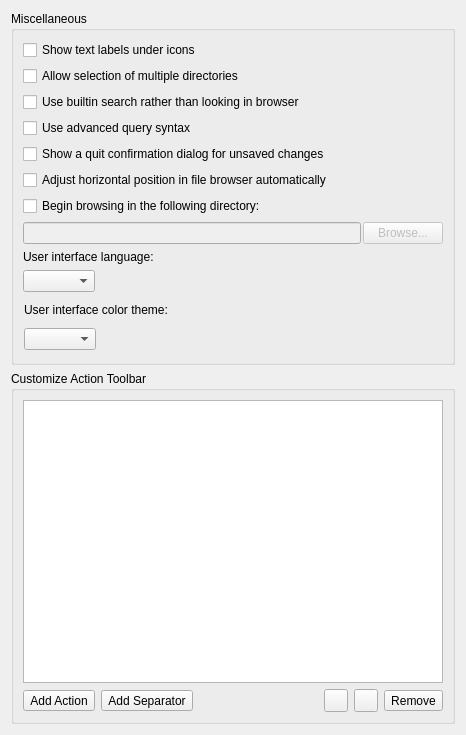
First picture: the form in ui/options_interface.ui, repository metabrainz/picard, before the edit.
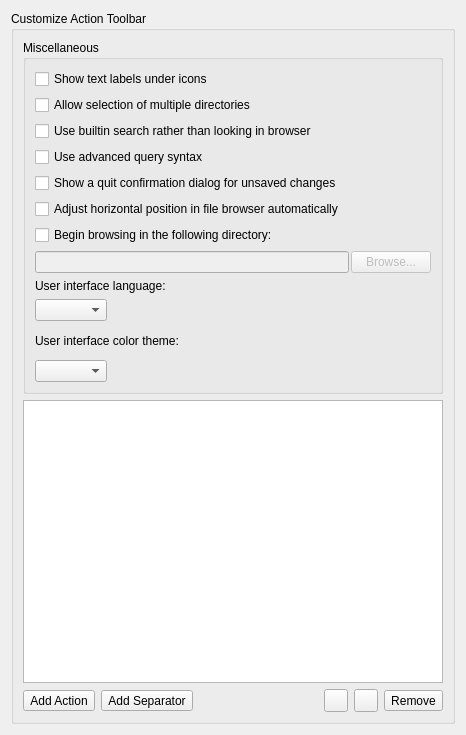
Second picture: the form after the edit. Icons and pictures are not drawn.

Commit message: Fix interface options UI positioning

What changed in the file:
```diff
--- a/ui/options_interface.ui
+++ b/ui/options_interface.ui
@@ -12,6 +12,18 @@
   </property>
   <layout class="QVBoxLayout">
    <item>
+    <widget class="QGroupBox" name="customize_toolbar_box">
+     <property name="sizePolicy">
+      <sizepolicy hsizetype="MinimumExpanding" vsizetype="Preferred">
+       <horstretch>0</horstretch>
+       <verstretch>0</verstretch>
+      </sizepolicy>
+     </property>
+     <property name="title">
+      <string>Customize Action Toolbar</string>
+     </property>
+     <layout class="QVBoxLayout" name="verticalLayout">
+      <item>
     <widget class="QGroupBox" name="groupBox_2">
      <property name="title">
       <string>Miscellaneous</string>
@@ -140,21 +152,18 @@
           <height>30</height>
          </size>
         </property>
-        <widget class="QWidget" name="verticalLayoutWidget">
-         <property name="geometry">
-          <rect>
-           <x>-3</x>
-           <y>0</y>
-           <width>421</width>
-           <height>52</height>
-          </rect>
-         </property>
-         <layout class="QVBoxLayout" name="verticalLayout_3">
-          <property name="spacing">
-           <number>6</number>
-          </property>
+           <layout class="QVBoxLayout" name="verticalLayout_2">
           <property name="leftMargin">
-           <number>4</number>
+             <number>0</number>
+            </property>
+            <property name="topMargin">
+             <number>0</number>
+            </property>
+            <property name="rightMargin">
+             <number>0</number>
+            </property>
+            <property name="bottomMargin">
+             <number>0</number>
           </property>
           <item>
            <widget class="QLabel" name="label_theme">
@@ -185,23 +194,10 @@
           </item>
          </layout>
         </widget>
-       </widget>
       </item>
      </layout>
     </widget>
    </item>
-   <item>
-    <widget class="QGroupBox" name="customize_toolbar_box">
-     <property name="sizePolicy">
-      <sizepolicy hsizetype="MinimumExpanding" vsizetype="Preferred">
-       <horstretch>0</horstretch>
-       <verstretch>0</verstretch>
-      </sizepolicy>
-     </property>
-     <property name="title">
-      <string>Customize Action Toolbar</string>
-     </property>
-     <layout class="QVBoxLayout" name="verticalLayout">
       <item>
        <widget class="QListWidget" name="toolbar_layout_list">
         <property name="sizePolicy">
```
Lines whose indentation alone changed are shown as unchanged. The commit also changes 1 other file.
